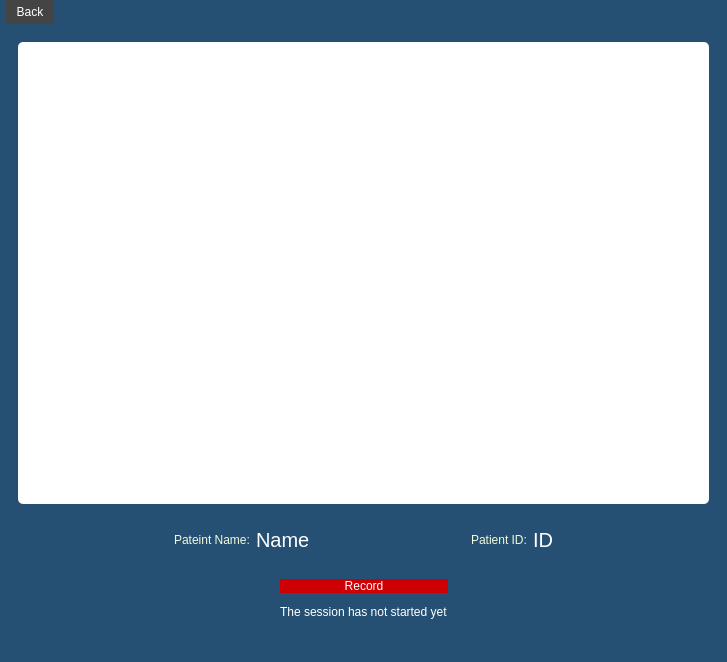
This is UI/session.ui in Sherif-2001/BCI-Graduation-Project as Qt 5 draws it before an edit. The edited form follows.
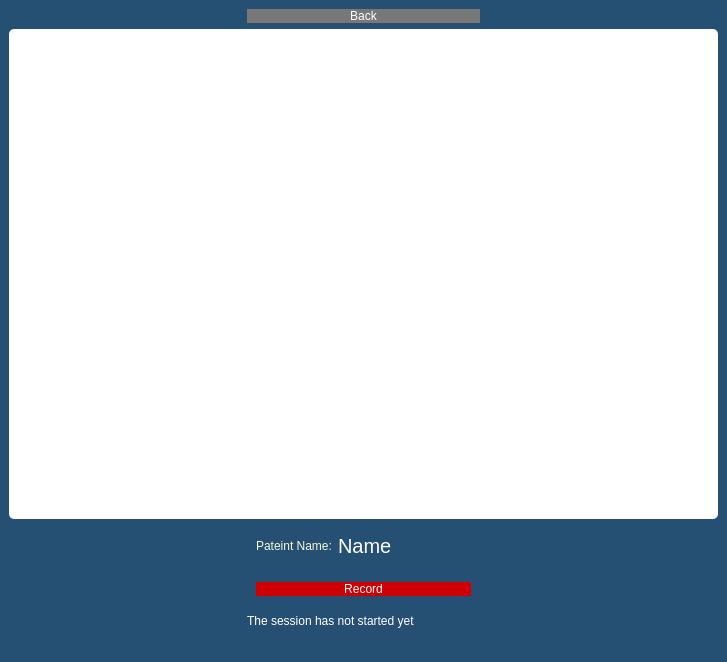
This is the edited form.

Commit message: Add back button

The edit to the form file:
```diff
--- a/UI/session.ui
+++ b/UI/session.ui
@@ -17,95 +17,28 @@
    <string notr="true">background-color:#265073;</string>
   </property>
   <widget class="QWidget" name="centralwidget">
-   <layout class="QVBoxLayout" name="verticalLayout">
-    <item>
-     <widget class="QWidget" name="widget" native="true">
-      <property name="sizePolicy">
-       <sizepolicy hsizetype="Preferred" vsizetype="Preferred">
-        <horstretch>0</horstretch>
-        <verstretch>2</verstretch>
-       </sizepolicy>
-      </property>
-      <layout class="QVBoxLayout" name="verticalLayout_2">
-       <item>
-        <widget class="QWidget" name="EEGpLotwidget" native="true">
-         <property name="sizePolicy">
-          <sizepolicy hsizetype="Expanding" vsizetype="Expanding">
-           <horstretch>1</horstretch>
-           <verstretch>2</verstretch>
-          </sizepolicy>
-         </property>
-         <property name="minimumSize">
-          <size>
-           <width>352</width>
-           <height>111</height>
-          </size>
-         </property>
-         <property name="sizeIncrement">
-          <size>
-           <width>1</width>
-           <height>1</height>
-          </size>
-         </property>
+   <layout class="QGridLayout" name="gridLayout_3">
+    <item row="0" column="1">
+     <widget class="QPushButton" name="pushButton">
          <property name="styleSheet">
-          <string notr="true">background-color:rgb(255, 255, 255);
-border-radius:5px;</string>
-         </property>
-        </widget>
-       </item>
-      </layout>
-     </widget>
-    </item>
-    <item>
-     <widget class="QWidget" name="widget_3" native="true">
-      <layout class="QHBoxLayout" name="horizontalLayout_6">
-       <item>
-        <spacer name="horizontalSpacer_5">
-         <property name="orientation">
-          <enum>Qt::Horizontal</enum>
-         </property>
-         <property name="sizeHint" stdset="0">
-          <size>
-           <width>40</width>
-           <height>20</height>
-          </size>
-         </property>
-        </spacer>
-       </item>
-       <item>
-        <layout class="QHBoxLayout" name="horizontalLayout_4">
-         <item>
-          <widget class="QLabel" name="label_2">
-           <property name="styleSheet">
-            <string notr="true">font: 700 15pt; 
-color:#F1FADA;</string>
-           </property>
+       <string notr="true">QPushButton{
+background-color:rgb(120,120, 120);
+border-radius:15;
+color:rgb(255, 255, 255);
+font: 25pt &quot;Forte&quot;;
+}
+QPushButton:hover{
+background-color:rgb(70, 70, 70);
+}
+</string>
+      </property>
            <property name="text">
-            <string>Pateint Name:</string>
+       <string>Back</string>
            </property>
           </widget>
          </item>
-         <item>
-          <widget class="QLabel" name="label_3">
-           <property name="sizePolicy">
-            <sizepolicy hsizetype="Preferred" vsizetype="Preferred">
-             <horstretch>2</horstretch>
-             <verstretch>0</verstretch>
-            </sizepolicy>
-           </property>
-           <property name="styleSheet">
-            <string notr="true">font: 15pt; 
-color:rgb(255, 255, 255);</string>
-           </property>
-           <property name="text">
-            <string>Name</string>
-           </property>
-          </widget>
-         </item>
-        </layout>
-       </item>
-       <item>
-        <spacer name="horizontalSpacer_7">
+    <item row="4" column="2">
+     <spacer name="horizontalSpacer_4">
          <property name="orientation">
           <enum>Qt::Horizontal</enum>
          </property>
@@ -117,39 +50,7 @@
          </property>
         </spacer>
        </item>
-       <item>
-        <layout class="QHBoxLayout" name="horizontalLayout_5">
-         <item>
-          <widget class="QLabel" name="label_4">
-           <property name="styleSheet">
-            <string notr="true">font: 700 15pt; 
-color:#F1FADA;</string>
-           </property>
-           <property name="text">
-            <string>Patient ID:</string>
-           </property>
-          </widget>
-         </item>
-         <item>
-          <widget class="QLabel" name="label_5">
-           <property name="sizePolicy">
-            <sizepolicy hsizetype="Preferred" vsizetype="Preferred">
-             <horstretch>2</horstretch>
-             <verstretch>0</verstretch>
-            </sizepolicy>
-           </property>
-           <property name="styleSheet">
-            <string notr="true">font: 15pt; 
-color:rgb(255, 255, 255);</string>
-           </property>
-           <property name="text">
-            <string>ID</string>
-           </property>
-          </widget>
-         </item>
-        </layout>
-       </item>
-       <item>
+    <item row="3" column="2">
         <spacer name="horizontalSpacer_6">
          <property name="orientation">
           <enum>Qt::Horizontal</enum>
@@ -162,13 +63,7 @@
          </property>
         </spacer>
        </item>
-      </layout>
-     </widget>
-    </item>
-    <item>
-     <widget class="QWidget" name="widget_2" native="true">
-      <layout class="QGridLayout" name="gridLayout">
-       <item row="6" column="1">
+    <item row="5" column="1">
         <widget class="QLabel" name="label">
          <property name="styleSheet">
           <string notr="true">qproperty-alignment: AlignCenter;
@@ -182,8 +77,8 @@
          </property>
         </widget>
        </item>
-       <item row="6" column="0">
-        <spacer name="horizontalSpacer">
+    <item row="5" column="2">
+     <spacer name="horizontalSpacer_2">
          <property name="orientation">
           <enum>Qt::Horizontal</enum>
          </property>
@@ -195,20 +90,10 @@
          </property>
         </spacer>
        </item>
-       <item row="3" column="2">
-        <spacer name="horizontalSpacer_4">
-         <property name="orientation">
-          <enum>Qt::Horizontal</enum>
-         </property>
-         <property name="sizeHint" stdset="0">
-          <size>
-           <width>40</width>
-           <height>20</height>
-          </size>
-         </property>
-        </spacer>
-       </item>
-       <item row="3" column="1">
+    <item row="4" column="1">
+     <widget class="QWidget" name="widget_2" native="true">
+      <layout class="QGridLayout" name="gridLayout">
+       <item row="4" column="4">
         <widget class="QPushButton" name="pushButton_2">
          <property name="styleSheet">
           <string notr="true">QPushButton{
@@ -226,8 +111,49 @@
          </property>
         </widget>
        </item>
-       <item row="6" column="2">
-        <spacer name="horizontalSpacer_2">
+      </layout>
+     </widget>
+    </item>
+    <item row="3" column="1">
+     <widget class="QWidget" name="widget_3" native="true">
+      <layout class="QHBoxLayout" name="horizontalLayout_6">
+       <item>
+        <layout class="QHBoxLayout" name="horizontalLayout_4">
+         <item>
+          <widget class="QLabel" name="label_2">
+           <property name="styleSheet">
+            <string notr="true">font: 700 15pt; 
+color:#F1FADA;</string>
+           </property>
+           <property name="text">
+            <string>Pateint Name:</string>
+           </property>
+          </widget>
+         </item>
+         <item>
+          <widget class="QLabel" name="label_3">
+           <property name="sizePolicy">
+            <sizepolicy hsizetype="Preferred" vsizetype="Preferred">
+             <horstretch>2</horstretch>
+             <verstretch>0</verstretch>
+            </sizepolicy>
+           </property>
+           <property name="styleSheet">
+            <string notr="true">font: 15pt; 
+color:rgb(255, 255, 255);</string>
+           </property>
+           <property name="text">
+            <string>Name</string>
+           </property>
+          </widget>
+         </item>
+        </layout>
+       </item>
+      </layout>
+     </widget>
+    </item>
+    <item row="5" column="0">
+     <spacer name="horizontalSpacer">
          <property name="orientation">
           <enum>Qt::Horizontal</enum>
          </property>
@@ -239,7 +165,7 @@
          </property>
         </spacer>
        </item>
-       <item row="3" column="0">
+    <item row="4" column="0">
         <spacer name="horizontalSpacer_3">
          <property name="orientation">
           <enum>Qt::Horizontal</enum>
@@ -252,41 +178,46 @@
          </property>
         </spacer>
        </item>
-      </layout>
-     </widget>
+    <item row="3" column="0">
+     <spacer name="horizontalSpacer_5">
+      <property name="orientation">
+       <enum>Qt::Horizontal</enum>
+      </property>
+      <property name="sizeHint" stdset="0">
+       <size>
+        <width>40</width>
+        <height>20</height>
+       </size>
+      </property>
+     </spacer>
     </item>
-   </layout>
-  </widget>
-  <widget class="QMenuBar" name="menubar">
-   <property name="geometry">
-    <rect>
-     <x>0</x>
-     <y>0</y>
-     <width>727</width>
-     <height>38</height>
-    </rect>
+    <item row="2" column="0" colspan="3">
+     <widget class="QWidget" name="EEGpLotwidget" native="true">
+      <property name="sizePolicy">
+       <sizepolicy hsizetype="Expanding" vsizetype="Expanding">
+        <horstretch>1</horstretch>
+        <verstretch>2</verstretch>
+       </sizepolicy>
+      </property>
+      <property name="minimumSize">
+       <size>
+        <width>352</width>
+        <height>111</height>
+       </size>
+      </property>
+      <property name="sizeIncrement">
+       <size>
+        <width>1</width>
+        <height>1</height>
+       </size>
    </property>
    <property name="styleSheet">
-    <string notr="true">QMenuBar {
-    color:rgb(255, 255, 255);
-    font: 585 15pt; 
-}
-QMenuBar::item {
-    background-color: #444444;
-    color: white;
-    padding: 5px 10px;
-}
-QMenuBar::item:selected { /* when mouse hover */
-    background-color: #A9A9A9;
-}
-</string>
-   </property>
-   <widget class="QMenu" name="menuBack">
-    <property name="title">
-     <string>Back</string>
-    </property>
-   </widget>
-   <addaction name="menuBack"/>
+       <string notr="true">background-color:rgb(255, 255, 255);
+border-radius:5px;</string>
+      </property>
+     </widget>
+    </item>
+   </layout>
   </widget>
   <widget class="QStatusBar" name="statusbar"/>
  </widget>
```
Lines whose indentation alone changed are shown as unchanged. The commit also changes 3 other files.
